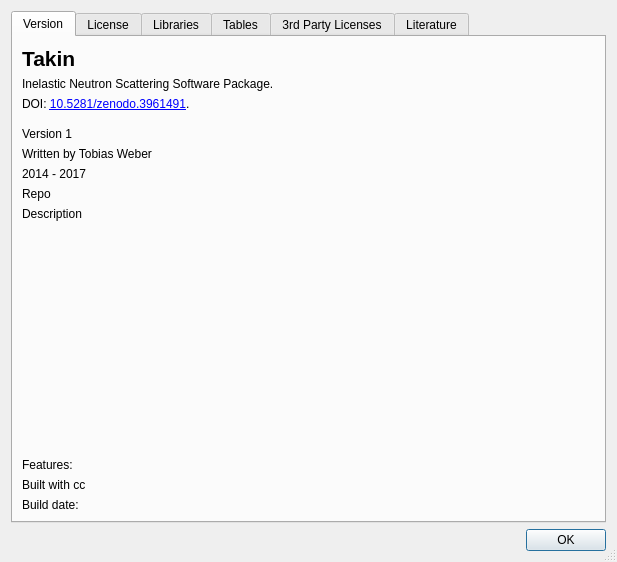
Before: the Qt Designer form ui/about.ui in tweber-ill/ill_mirror-takin2-core, drawn with Qt 5.
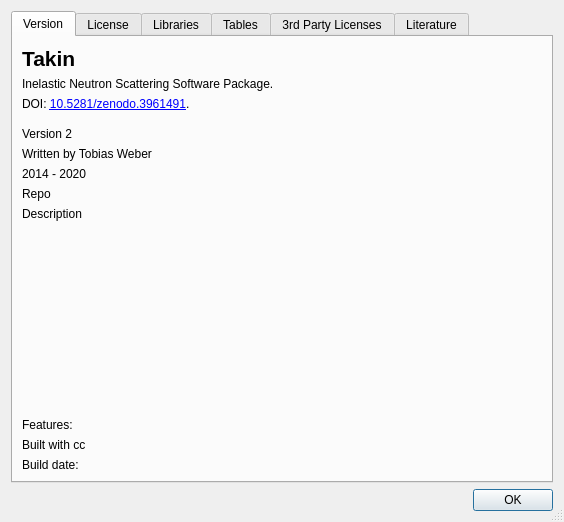
After: the same form once the commit is applied.

What changed in the file:
```diff
--- a/ui/about.ui
+++ b/ui/about.ui
@@ -6,8 +6,8 @@
    <rect>
     <x>0</x>
     <y>0</y>
-    <width>617</width>
-    <height>562</height>
+    <width>564</width>
+    <height>522</height>
    </rect>
   </property>
   <property name="windowTitle">
@@ -56,7 +56,7 @@
        <item row="4" column="0">
         <widget class="QLabel" name="labelVersion">
          <property name="text">
-          <string>Version 1</string>
+          <string>Version 2</string>
          </property>
         </widget>
        </item>
@@ -129,7 +129,7 @@
        <item row="7" column="0">
         <widget class="QLabel" name="labelYears">
          <property name="text">
-          <string>2014 - 2017</string>
+          <string>2014 - 2020</string>
          </property>
         </widget>
        </item>
```
